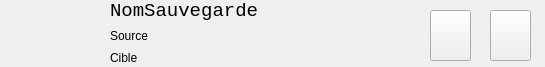
Above: src/views/forms/backupwidget.ui from LP-ACPI/VerrouYEAH before the change. Below: the same form after it.
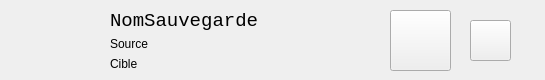
That is the form after the change.

What changed in the file:
```diff
--- a/src/views/forms/backupwidget.ui
+++ b/src/views/forms/backupwidget.ui
@@ -7,7 +7,7 @@
     <x>0</x>
     <y>0</y>
     <width>545</width>
-    <height>67</height>
+    <height>80</height>
    </rect>
   </property>
   <property name="windowTitle">
@@ -18,8 +18,8 @@
     <rect>
      <x>30</x>
      <y>10</y>
-     <width>41</width>
-     <height>41</height>
+     <width>61</width>
+     <height>61</height>
     </rect>
    </property>
    <property name="text">
@@ -32,10 +32,10 @@
   <widget class="QPushButton" name="trashButton">
    <property name="geometry">
     <rect>
-     <x>490</x>
-     <y>10</y>
+     <x>470</x>
+     <y>20</y>
      <width>41</width>
-     <height>51</height>
+     <height>41</height>
     </rect>
    </property>
    <property name="text">
@@ -46,9 +46,9 @@
    <property name="geometry">
     <rect>
      <x>110</x>
-     <y>0</y>
+     <y>10</y>
      <width>261</width>
-     <height>66</height>
+     <height>61</height>
     </rect>
    </property>
    <layout class="QVBoxLayout" name="verticalLayout">
@@ -87,10 +87,10 @@
   <widget class="QPushButton" name="decryptButton">
    <property name="geometry">
     <rect>
-     <x>430</x>
+     <x>390</x>
      <y>10</y>
-     <width>41</width>
-     <height>51</height>
+     <width>61</width>
+     <height>61</height>
     </rect>
    </property>
    <property name="text">
```
Left out of the diff: 8 changed lines with no effect on the pictures.
